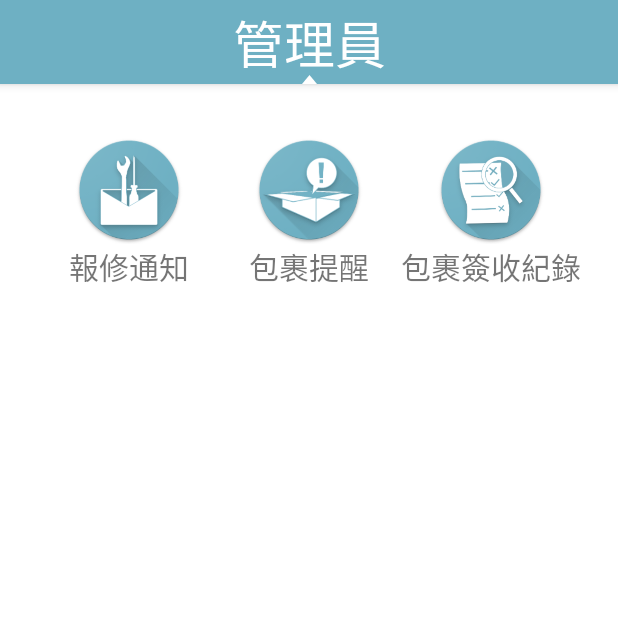
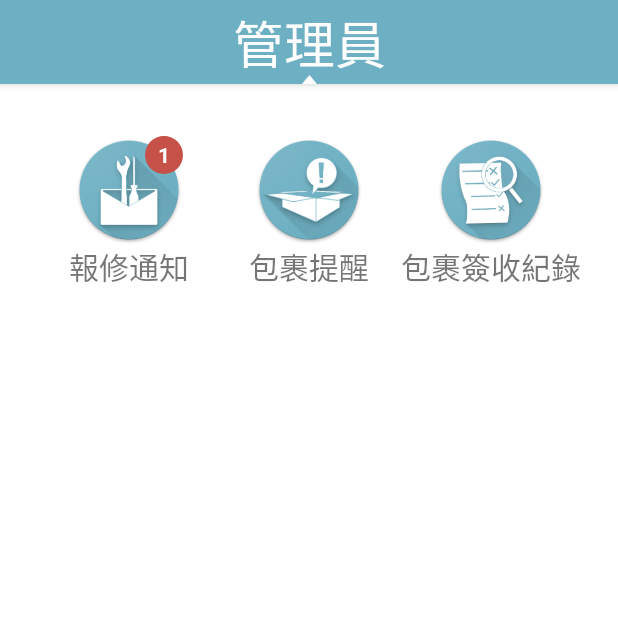
Before and after one commit to Yicheng-1218/DormitoryHelper, an Android app: the AdminMainPage screen opened directly, with no data from a screen before it, on a phone screen of 412 x 824 dp, the top half of it. Run offline under Robolectric (Android 15) with nearby library versions, the phone set to English and light mode, and no system bars.

Commit message:
新增小紅標

```diff
--- a/app/src/main/AndroidManifest.xml
+++ b/app/src/main/AndroidManifest.xml
@@ -50,8 +50,7 @@
         </activity>
 
         <receiver
-            android:name=".student.reminder.PushNotification$TrashReceiver"
-            android:permission="android.permission.WAKE_LOCK">
+            android:name=".student.reminder.PushNotification$TrashReceiver">
             <intent-filter>
                 <action android:name="trash" />
             </intent-filter>
--- a/app/src/main/java/com/example/tkulife_pro/admin/fixReport/fixTab/Check.kt
+++ b/app/src/main/java/com/example/tkulife_pro/admin/fixReport/fixTab/Check.kt
@@ -6,6 +6,7 @@ import androidx.fragment.app.Fragment
 import android.view.LayoutInflater
 import android.view.View
 import android.view.ViewGroup
+import android.widget.Toast
 import androidx.core.view.isVisible
 import androidx.recyclerview.widget.DividerItemDecoration
 import androidx.recyclerview.widget.LinearLayoutManager
@@ -56,7 +57,7 @@ class Check: Fragment(),RepairAdapter.OnItemClick {
             }
 
             override fun onFailure(e: IOException) {
-
+                Toast.makeText(requireContext(),"請求失敗",Toast.LENGTH_LONG).show()
             }
         })
     }
--- a/app/src/main/java/com/example/tkulife_pro/admin/fixReport/fixTab/DescribePage.kt
+++ b/app/src/main/java/com/example/tkulife_pro/admin/fixReport/fixTab/DescribePage.kt
@@ -5,9 +5,11 @@ import androidx.appcompat.app.AppCompatActivity
 import android.os.Bundle
 import android.widget.Toast
 import androidx.appcompat.app.AlertDialog
+import com.example.tkulife_pro.BarTool
 import com.example.tkulife_pro.OkHttpUtil
 import com.example.tkulife_pro.databinding.ActivityDescribePageBinding
 import com.example.tkulife_pro.OkHttpUtil.Companion.mOkHttpUtil
+import com.example.tkulife_pro.R
 import com.example.tkulife_pro.admin.fixReport.FixNotification
 import okhttp3.Response
 import org.json.JSONObject
@@ -23,6 +25,8 @@ class DescribePage : AppCompatActivity() {
     }
 
     private fun initView() {
+//        設定BAR
+        BarTool(this).setBundle("報修通知", R.color.barBlue)
 //        取得報修項目報修內容
         val rep = intent.getStringExtra("rep")
 
--- a/app/src/main/java/com/example/tkulife_pro/student/stdPackage/PackagePage.kt
+++ b/app/src/main/java/com/example/tkulife_pro/student/stdPackage/PackagePage.kt
@@ -95,7 +95,7 @@ class PackagePage : AppCompatActivity() ,PackageAdapter.OnItemClick {
                 }
 
                 override fun onFailure(e: IOException) {
-
+                    Toast.makeText(this@PackagePage,"請求錯誤",Toast.LENGTH_LONG).show()
                 }
 
             })
--- a/app/src/main/res/drawable/circle_bg.xml
+++ b/app/src/main/res/drawable/circle_bg.xml
@@ -2,7 +2,7 @@
 <selector xmlns:android="http://schemas.android.com/apk/res/android">
     <item>
         <shape android:shape="rectangle">
-            <solid android:color="@color/iconBlue"></solid>
+            <solid android:color="@color/tkuRed"></solid>
             <corners android:radius="70dp"></corners>
         </shape>
     </item>
--- a/app/src/main/res/layout/activity_admin_main_page.xml
+++ b/app/src/main/res/layout/activity_admin_main_page.xml
@@ -8,12 +8,12 @@
 
     <Button
         android:id="@+id/button13"
+        style="@style/Widget.AppCompat.Button"
         android:layout_width="wrap_content"
         android:layout_height="wrap_content"
-        style="@style/Widget.AppCompat.Button"
         android:text="back"
         app:layout_constraintBottom_toBottomOf="parent"
-        app:layout_constraintStart_toStartOf="parent"/>
+        app:layout_constraintStart_toStartOf="parent" />
 
     <TextView
         android:id="@+id/textView26"
@@ -81,4 +81,16 @@
         app:layout_constraintStart_toStartOf="@+id/imageButton16"
         app:layout_constraintTop_toBottomOf="@+id/imageButton16" />
 
+    <TextView
+        android:id="@+id/textView53"
+        android:layout_width="25dp"
+        android:layout_height="25dp"
+        android:background="@drawable/circle_bg"
+        android:gravity="center"
+        android:text="1"
+        android:textColor="@color/white"
+        android:textStyle="bold"
+        app:layout_constraintEnd_toEndOf="@+id/imageButton4"
+        app:layout_constraintTop_toTopOf="@+id/imageButton4" />
+
 </androidx.constraintlayout.widget.ConstraintLayout>
```
